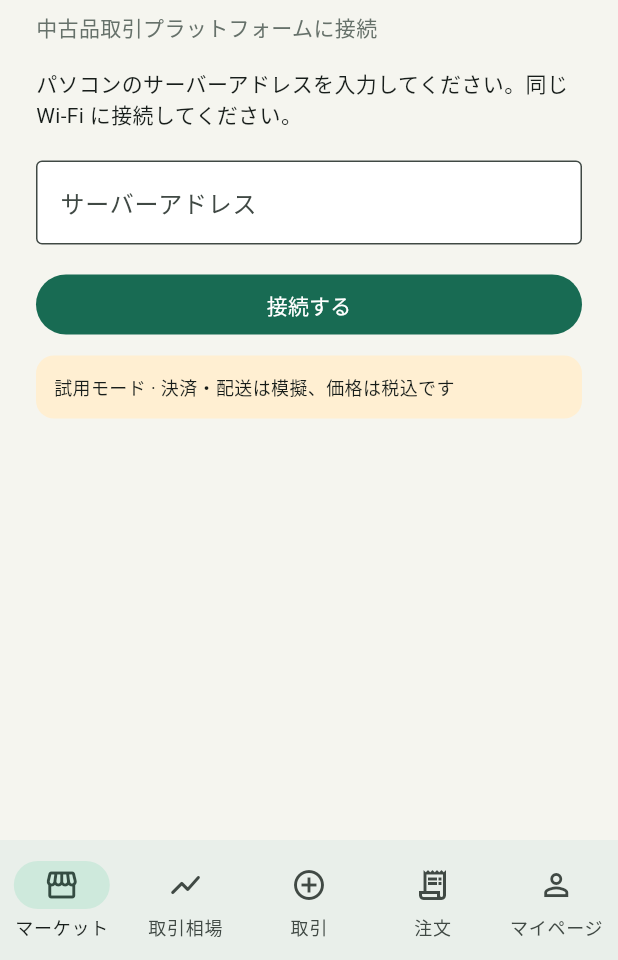
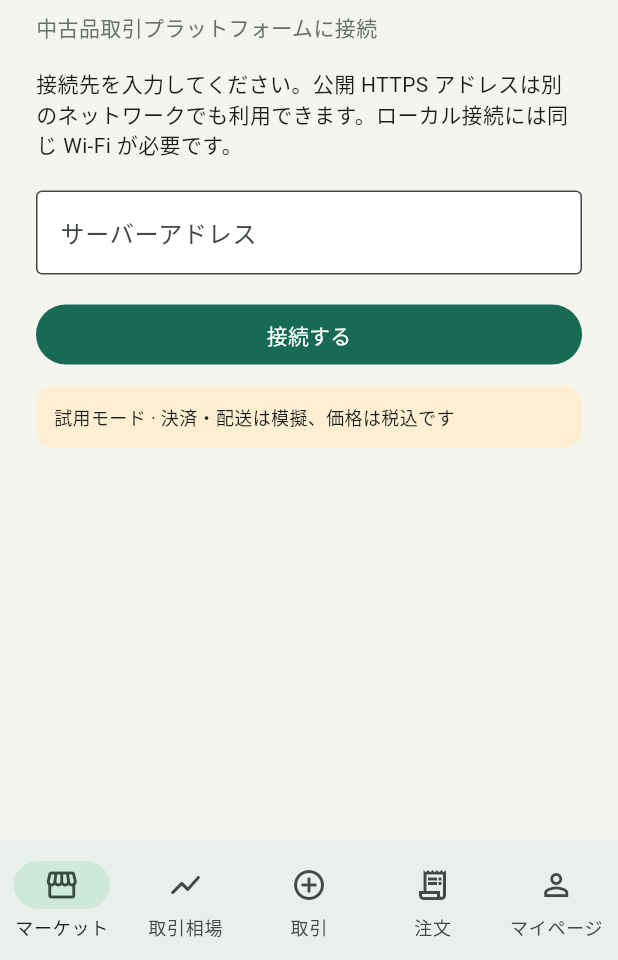
Before and after one commit to zhanzonggeng123456-ai/yuno-life-shop, a Flutter app: the screen it shows after launch, on a phone screen of 412 x 824 dp, the part 276-1236 px from its top. Run offline on Flutter 3.47's test engine with Material 3 defaults, Android fonts, the phone set to English and light mode, and no system bars; our stand-ins replace flutter_secure_storage, image_picker, shared_preferences.

Commit message:
Prepare cloud-connected native release 0.2.1

```diff
--- a/mobile/lib/labels.dart
+++ b/mobile/lib/labels.dart
@@ -361,7 +361,7 @@ const words = <String, List<String>>{
   'admin_suggestion_approve': ['批准调价', '価格変更を承認'],
   'admin_suggestion_reject': ['拒绝调价', '価格変更を却下'],
   'configure_server': ['请先连接服务器', '先にサーバーに接続してください'],
-  'connection_failed': ['连接失败，请检查 Wi-Fi 和电脑服务', '接続できません。Wi-Fi とサーバーを確認してください'],
+  'connection_failed': ['连接失败，请检查网络后重试', '接続できません。ネットワークを確認して再試行してください'],
   'timeout': ['请求超时，请刷新查看结果后再试', 'タイムアウト。結果を確認してから再試行してください'],
   'session_expired': ['登录已过期，请重新登录', 'セッションが切れました。再ログインしてください'],
   'login_required': ['请先登录', 'ログインしてください'],
--- a/mobile/lib/screens.dart
+++ b/mobile/lib/screens.dart
@@ -121,17 +121,19 @@ class _ConnectionPageState extends State<ConnectionPage> {
         heading('YUNO LIFE SHOP', tx('连接你的中古交易平台', '中古品取引プラットフォームに接続')),
         Text(
           tx(
-            '输入电脑上运行的平台地址，手机与电脑需要连接同一 Wi-Fi。',
-            'パソコンのサーバーアドレスを入力してください。同じ Wi-Fi に接続してください。',
+            '输入平台地址。公网 HTTPS 地址可跨网络使用；局域网地址需连接同一 Wi-Fi。',
+            '接続先を入力してください。公開 HTTPS アドレスは別のネットワークでも利用できます。ローカル接続には同じ Wi-Fi が必要です。',
           ),
         ),
         const SizedBox(height: 20),
         TextField(
           controller: input,
           keyboardType: TextInputType.url,
+          autocorrect: false,
+          enableSuggestions: false,
           decoration: InputDecoration(
             labelText: tx('服务器地址', 'サーバーアドレス'),
-            hintText: 'http://192.168.68.63:8000',
+            hintText: 'https://yuno-life-shop-production.up.railway.app',
           ),
         ),
         const SizedBox(height: 16),
--- a/mobile/pubspec.yaml
+++ b/mobile/pubspec.yaml
@@ -16,7 +16,7 @@ publish_to: 'none' # Remove this line if you wish to publish to pub.dev
 # https://developer.apple.com/library/archive/documentation/General/Reference/InfoPlistKeyReference/Articles/CoreFoundationKeys.html
 # In Windows, build-name is used as the major, minor, and patch parts
 # of the product and file versions while build-number is used as the build suffix.
-version: 0.2.0+2
+version: 0.2.1+3
 
 environment:
   sdk: ^3.13.7
```
